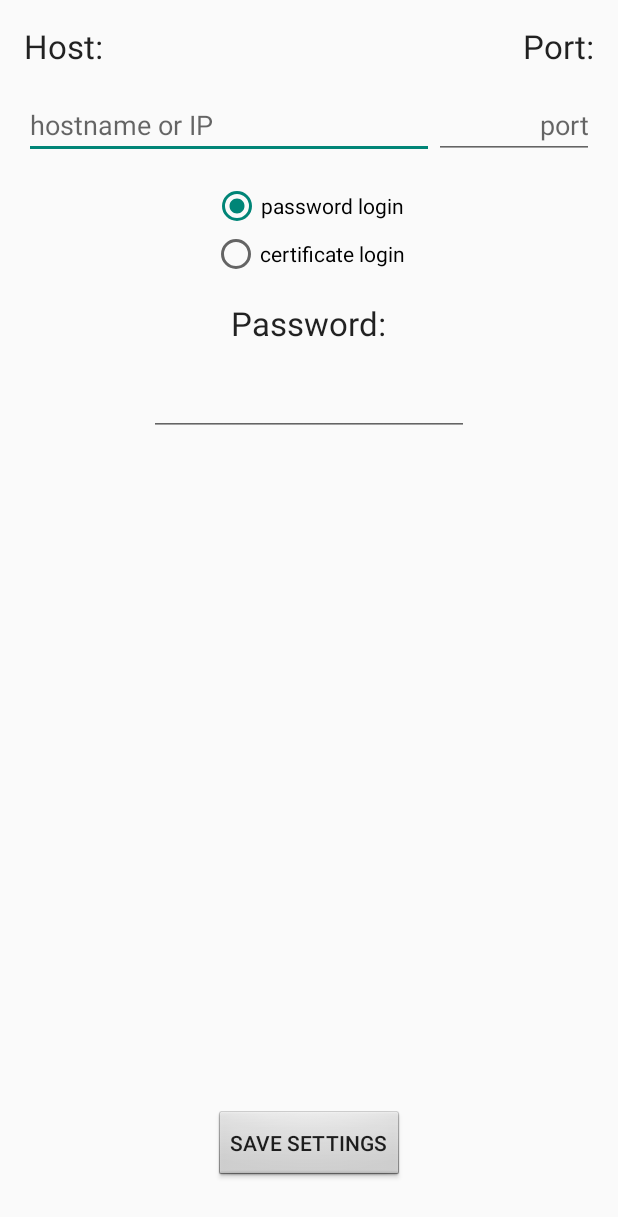
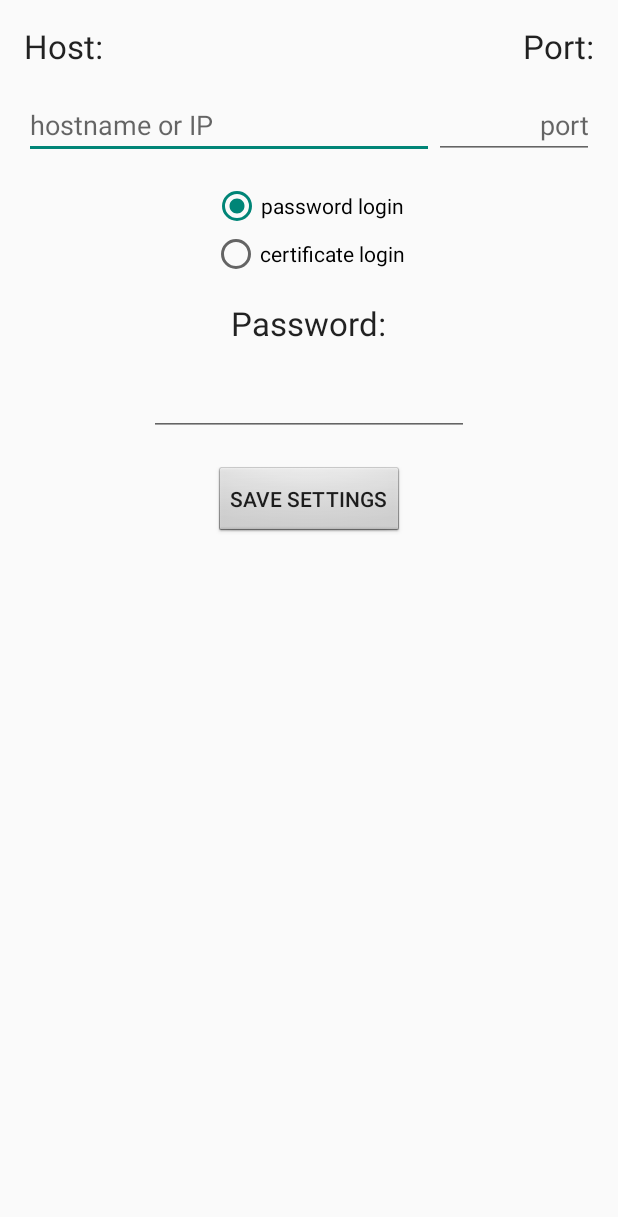
Before and after one commit to Trogious/DSpam, an Android app: the screen it shows after launch (SettingsActivity), in the options menu, after a tap on "Settings", on a phone screen of 412 x 824 dp. Shown: the top 1217 px of the screen. Run offline under Robolectric (Android 15) with nearby library versions, the phone set to English and light mode, and no system bars.

Commit message:
pushing texts to strings.xml, implementing onRequestPermissionsResult, settings layout fixes, release prep config

```diff
--- a/dspamremote/src/main/java/net/swmud/trog/dspam/gui/LaunchActivity.java
+++ b/dspamremote/src/main/java/net/swmud/trog/dspam/gui/LaunchActivity.java
@@ -3,6 +3,7 @@ package net.swmud.trog.dspam.gui;
 import android.Manifest;
 import android.app.Activity;
 import android.content.Intent;
+import android.content.pm.PackageManager;
 import android.os.Build;
 import android.os.Bundle;
 import android.os.Process;
@@ -30,6 +31,7 @@ import net.swmud.trog.dspam.json.JsonRpc;
 import net.swmud.trog.dspam.net.TcpClient;
 
 public class LaunchActivity extends AppCompatActivity {
+    private static final int PERMISSION_REQ_ID = 1;
     private static final BackgroundExecutor backgroundExecutor = new BackgroundExecutor();
     static TcpClient tcpClient;
     private final LaunchActivity self = this;
@@ -45,7 +47,7 @@ public class LaunchActivity extends AppCompatActivity {
         setContentView(R.layout.activity_launch);
 
         if (Build.VERSION.SDK_INT >= Build.VERSION_CODES.M) {
-            requestPermissions(new String[]{Manifest.permission.READ_EXTERNAL_STORAGE}, 1);
+            requestPermissions(new String[]{Manifest.permission.READ_EXTERNAL_STORAGE}, PERMISSION_REQ_ID);
         }
 
         sending = new StringBuilder(getString(R.string.launch_sending_req));
@@ -178,7 +180,11 @@ public class LaunchActivity extends AppCompatActivity {
 
     @Override
     public void onRequestPermissionsResult(int requestCode, @NonNull String[] permissions, @NonNull int[] grantResults) {
-        super.onRequestPermissionsResult(requestCode, permissions, grantResults);
-        //TODO: implement onRequestPermissionsResult
+        switch (requestCode) {
+            case PERMISSION_REQ_ID:
+                if (grantResults.length > 0 && grantResults[0] == PackageManager.PERMISSION_GRANTED) {
+                    settings = Settings.loadSettings(this);
+                }
+        }
     }
 }
--- a/dspamremote/src/main/res/layout-land/activity_settings.xml
+++ b/dspamremote/src/main/res/layout-land/activity_settings.xml
@@ -1,14 +1,19 @@
 <?xml version="1.0" encoding="utf-8"?>
-<RelativeLayout
+<ScrollView
     xmlns:android="http://schemas.android.com/apk/res/android"
     xmlns:tools="http://schemas.android.com/tools"
+    android:layout_width="match_parent"
+    android:layout_height="match_parent"
+    android:fillViewport="true"
+    tools:context=".gui.SettingsActivity">
+
+    <RelativeLayout
         android:layout_width="match_parent"
         android:layout_height="match_parent"
         android:paddingBottom="@dimen/activity_vertical_margin"
         android:paddingLeft="@dimen/activity_horizontal_margin"
         android:paddingRight="@dimen/activity_horizontal_margin"
-    android:paddingTop="@dimen/activity_vertical_margin"
-    tools:context=".gui.SettingsActivity">
+        android:paddingTop="@dimen/activity_vertical_margin">
 
         <TextView
             android:id="@+id/textView9"
@@ -16,9 +21,8 @@
             android:layout_height="wrap_content"
             android:layout_alignParentStart="true"
             android:layout_alignParentTop="true"
-        android:text="Host:"
-        android:textAppearance="?android:attr/textAppearanceLarge"
-        android:textColor="@android:color/black"/>
+            android:text="@string/settings_label_host"
+            android:textAppearance="?android:attr/textAppearanceLarge"/>
 
         <TextView
             android:id="@+id/textView10"
@@ -26,9 +30,8 @@
             android:layout_height="wrap_content"
             android:layout_alignParentEnd="true"
             android:layout_alignParentTop="true"
-        android:text="Port:"
-        android:textAppearance="?android:attr/textAppearanceLarge"
-        android:textColor="@android:color/black"/>
+            android:text="@string/settings_label_port"
+            android:textAppearance="?android:attr/textAppearanceLarge"/>
 
         <EditText
             android:id="@+id/editHost"
@@ -38,10 +41,11 @@
             android:layout_below="@+id/textView9"
             android:layout_marginTop="15dp"
             android:layout_toLeftOf="@+id/editPort"
-        android:hint="hostname or IP"
+            android:hint="@string/settings_label_hostname_ip"
             android:inputType="text"
+            android:maxLines="1"
             android:text="192.168.1.1"
-        android:maxLines="1"/>
+            tools:ignore="HardcodedText"/>
 
         <EditText
             android:id="@+id/editPort"
@@ -51,51 +55,53 @@
             android:layout_below="@+id/textView10"
             android:layout_marginTop="15dp"
             android:ems="5"
-        android:hint="port"
+            android:hint="@string/settings_hint_port"
             android:inputType="number"
             android:text="3000"
-        android:textAlignment="textEnd"/>
+            android:textAlignment="textEnd"
+            tools:ignore="HardcodedText"/>
 
         <TextView
             android:id="@+id/labelPassword"
             android:layout_width="wrap_content"
             android:layout_height="wrap_content"
-        android:layout_alignTop="@+id/radioGroup"
-        android:layout_marginLeft="20dp"
-        android:layout_toEndOf="@+id/radioGroup"
-        android:text="Password:"
-        android:textAppearance="@style/TextAppearance.AppCompat.Medium"
-        android:textColor="@android:color/black"/>
+            android:layout_below="@+id/radioGroup"
+            android:layout_centerHorizontal="true"
+            android:layout_marginTop="15dp"
+            android:text="@string/settings_label_password"
+            android:textAppearance="?android:attr/textAppearanceLarge"/>
 
         <EditText
             android:id="@+id/editPassword"
             android:layout_width="wrap_content"
             android:layout_height="wrap_content"
+            android:layout_below="@+id/labelPassword"
+            android:layout_centerHorizontal="true"
+            android:layout_marginTop="15dp"
             android:inputType="textPassword"
             android:minEms="10"
             android:text="secret"
             android:textAlignment="center"
-        android:layout_alignBaseline="@+id/labelPassword"
-        android:layout_alignBottom="@+id/labelPassword"
-        android:layout_alignParentEnd="true"/>
+            tools:ignore="HardcodedText"/>
 
         <Button
             android:id="@+id/buttonSveSettings"
             android:layout_width="wrap_content"
             android:layout_height="wrap_content"
             android:layout_alignParentBottom="true"
+            android:layout_below="@id/spinnerPreferredCert"
             android:layout_centerHorizontal="true"
-        android:layout_marginBottom="20dp"
+            android:layout_marginBottom="10dp"
             android:background="@android:drawable/btn_default"
-        android:text="Save Settings"/>
+            android:text="@string/settings_button_save"/>
 
         <RadioGroup
             android:id="@+id/radioGroup"
             android:layout_width="wrap_content"
             android:layout_height="wrap_content"
-        android:layout_marginTop="20dp"
             android:layout_below="@+id/editHost"
-        android:layout_alignParentStart="true">
+            android:layout_centerHorizontal="true"
+            android:layout_marginTop="15dp">
 
             <RadioButton
                 android:id="@+id/radioPassword"
@@ -103,58 +109,55 @@
                 android:layout_height="wrap_content"
                 android:layout_gravity="center_horizontal"
                 android:layout_weight="1"
-            android:text="password login"/>
+                android:text="@string/settings_radio_password"/>
 
             <RadioButton
                 android:id="@+id/radioCertificate"
                 android:layout_width="wrap_content"
                 android:layout_height="wrap_content"
-            android:layout_alignTop="@+id/editHost"
-            android:layout_centerHorizontal="true"
                 android:layout_gravity="center_horizontal"
                 android:layout_weight="1"
                 android:checked="true"
-            android:text="certificate login"/>
+                android:text="@string/settings_radio_certificate"/>
         </RadioGroup>
 
         <TextView
             android:id="@+id/labelKeyStore"
             android:layout_width="wrap_content"
             android:layout_height="wrap_content"
-        android:layout_alignBottom="@+id/radioGroup"
-        android:layout_marginLeft="20dp"
-        android:layout_toEndOf="@+id/radioGroup"
-        android:text="Key stores location:"
-        android:textAppearance="@style/TextAppearance.AppCompat.Medium"
-        android:textColor="@android:color/black"/>
+            android:layout_below="@+id/editPassword"
+            android:layout_centerHorizontal="true"
+            android:layout_marginTop="15dp"
+            android:text="@string/settings_label_keystores_location"
+            android:textAppearance="@style/TextAppearance.AppCompat.Large"/>
 
         <TextView
             android:id="@+id/keystoreLocationView"
             android:layout_width="wrap_content"
             android:layout_height="wrap_content"
-        android:text="/path/to/location"
-        android:layout_alignBaseline="@+id/labelKeyStore"
-        android:layout_alignBottom="@+id/labelKeyStore"
-        android:layout_alignParentEnd="true"/>
+            android:layout_below="@+id/labelKeyStore"
+            android:layout_centerHorizontal="true"
+            android:layout_marginTop="15dp"
+            android:text="@string/settings_label_path_to_location"/>
 
         <TextView
             android:id="@+id/labelPreferredCert"
             android:layout_width="wrap_content"
             android:layout_height="wrap_content"
-        android:layout_alignParentStart="true"
-        android:layout_below="@+id/radioGroup"
-        android:layout_marginTop="12dp"
-        android:text="Preferred certificate alias:"
-        android:textAppearance="@style/TextAppearance.AppCompat.Medium"
-        android:textColor="@android:color/black"/>
+            android:layout_below="@+id/keystoreLocationView"
+            android:layout_centerHorizontal="true"
+            android:layout_marginTop="15dp"
+            android:text="@string/settings_label_preferred_certificate_alias"
+            android:textAppearance="@style/TextAppearance.AppCompat.Large"/>
 
         <Spinner
             android:id="@+id/spinnerPreferredCert"
-        android:layout_width="match_parent"
+            android:layout_width="wrap_content"
             android:layout_height="wrap_content"
-        android:layout_alignBottom="@+id/labelPreferredCert"
-        android:layout_alignParentRight="true"
-        android:layout_alignStart="@+id/buttonSveSettings"
-        android:layout_marginLeft="20dp"/>
-
+            android:layout_below="@+id/labelPreferredCert"
+            android:layout_centerHorizontal="true"
+            android:layout_centerInParent="false"
+            android:layout_centerVertical="false"
+            android:layout_marginTop="15dp"/>
     </RelativeLayout>
+</ScrollView>
--- a/dspamremote/src/main/res/layout/activity_launch.xml
+++ b/dspamremote/src/main/res/layout/activity_launch.xml
@@ -17,7 +17,7 @@
         android:id="@+id/imageView"
         android:layout_centerVertical="true"
         android:layout_centerHorizontal="true"
-        android:contentDescription="@string/dspamenvelope"
+        android:contentDescription="@string/launch_dspamenvelope"
         android:src="@drawable/dspam"/>
 
     <TextView
--- a/dspamremote/src/main/res/layout/activity_settings.xml
+++ b/dspamremote/src/main/res/layout/activity_settings.xml
@@ -1,14 +1,19 @@
 <?xml version="1.0" encoding="utf-8"?>
-<RelativeLayout
+<ScrollView
     xmlns:android="http://schemas.android.com/apk/res/android"
     xmlns:tools="http://schemas.android.com/tools"
+    android:layout_width="match_parent"
+    android:layout_height="match_parent"
+    android:fillViewport="true"
+    tools:context=".gui.SettingsActivity">
+
+    <RelativeLayout
         android:layout_width="match_parent"
         android:layout_height="match_parent"
         android:paddingBottom="@dimen/activity_vertical_margin"
         android:paddingLeft="@dimen/activity_horizontal_margin"
         android:paddingRight="@dimen/activity_horizontal_margin"
-    android:paddingTop="@dimen/activity_vertical_margin"
-    tools:context=".gui.SettingsActivity">
+        android:paddingTop="@dimen/activity_vertical_margin">
 
         <TextView
             android:id="@+id/textView9"
@@ -38,8 +43,8 @@
             android:layout_toLeftOf="@+id/editPort"
             android:hint="@string/settings_label_hostname_ip"
             android:inputType="text"
+            android:maxLines="1"
             android:text="192.168.1.1"
-        android:maxLines="1"
             tools:ignore="HardcodedText"/>
 
         <EditText
@@ -83,11 +88,13 @@
             android:id="@+id/buttonSveSettings"
             android:layout_width="wrap_content"
             android:layout_height="wrap_content"
-        android:layout_alignParentBottom="true"
+            android:layout_alignParentBottom="false"
+            android:layout_below="@+id/spinnerPreferredCert"
             android:layout_centerHorizontal="true"
-        android:layout_marginBottom="20dp"
+            android:layout_marginBottom="10dp"
+            android:layout_marginTop="20dp"
             android:background="@android:drawable/btn_default"
-        android:text="Save Settings"/>
+            android:text="@string/settings_button_save"/>
 
         <RadioGroup
             android:id="@+id/radioGroup"
@@ -146,11 +153,12 @@
 
         <Spinner
             android:id="@+id/spinnerPreferredCert"
-        android:layout_width="match_parent"
+            android:layout_width="wrap_content"
             android:layout_height="wrap_content"
             android:layout_below="@+id/labelPreferredCert"
             android:layout_centerHorizontal="true"
-        android:layout_marginTop="15dp"
-        />
-
+            android:layout_centerInParent="false"
+            android:layout_centerVertical="false"
+            android:layout_marginTop="15dp"/>
     </RelativeLayout>
+</ScrollView>
--- a/dspamremote/src/main/res/values/strings.xml
+++ b/dspamremote/src/main/res/values/strings.xml
@@ -4,13 +4,14 @@
     <string name="action_disconnect">Disconnect</string>
     <string name="action_exit">Exit App</string>
 
-    <string name="dspamenvelope">dspam envelope icon</string>
+    <string name="parsing_argument_failed">Parsing activity argument \'%1$s\' failed: %2$s.</string>
+    <string name="parsing_jsonrpc_response_failed">Malformed JSON-RPC 2.0 request: %1$s.</string>
+
+    <string name="launch_dspamenvelope">dspam envelope icon</string>
     <string name="launch_top_text">Tap the envelope to continue.</string>
     <string name="launch_bottom_text">Tap the envelope to begin.</string>
     <string name="launch_sending_req">sending request</string>
     <string name="details_retrain">Retrain</string>
-    <string name="parsing_argument_failed">Parsing activity argument \'%1$s\' failed: %2$s.</string>
-    <string name="parsing_jsonrpc_response_failed">Malformed JSON-RPC 2.0 request: %1$s.</string>
     <string name="settings_keystore_privatekey_password"><![CDATA[Key store & private key password:]]></string>
     <string name="settings_password">Password:</string>
     <string name="settings_label_password">Password:</string>
@@ -23,4 +24,5 @@
     <string name="settings_label_keystores_location">Key stores location:</string>
     <string name="settings_label_preferred_certificate_alias">Preferred certificate alias:</string>
     <string name="settings_label_path_to_location">/path/to/location</string>
+    <string name="settings_button_save">Save Settings</string>
 </resources>
```
Also changed, not shown: dspamremote/build.gradle (+24 -6 lines), 1 other file. Lines whose indentation alone changed are shown as unchanged.
